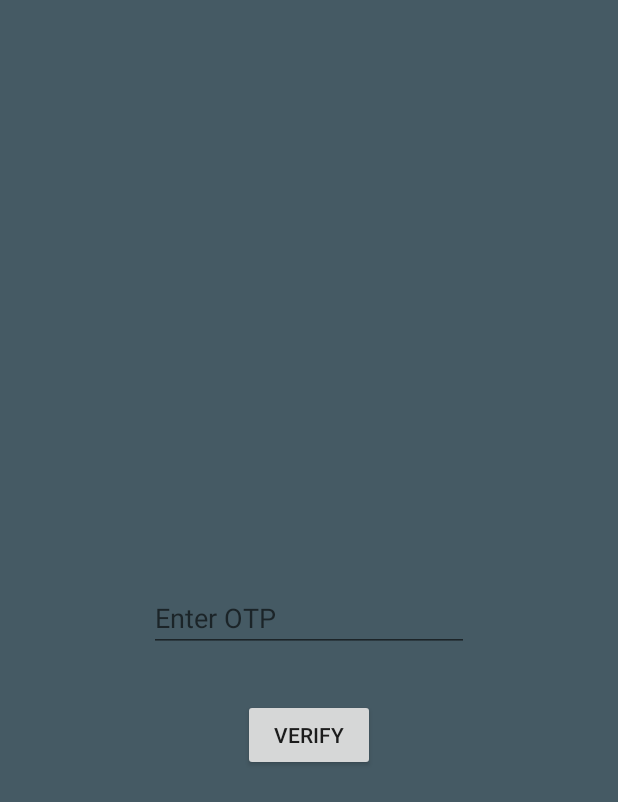
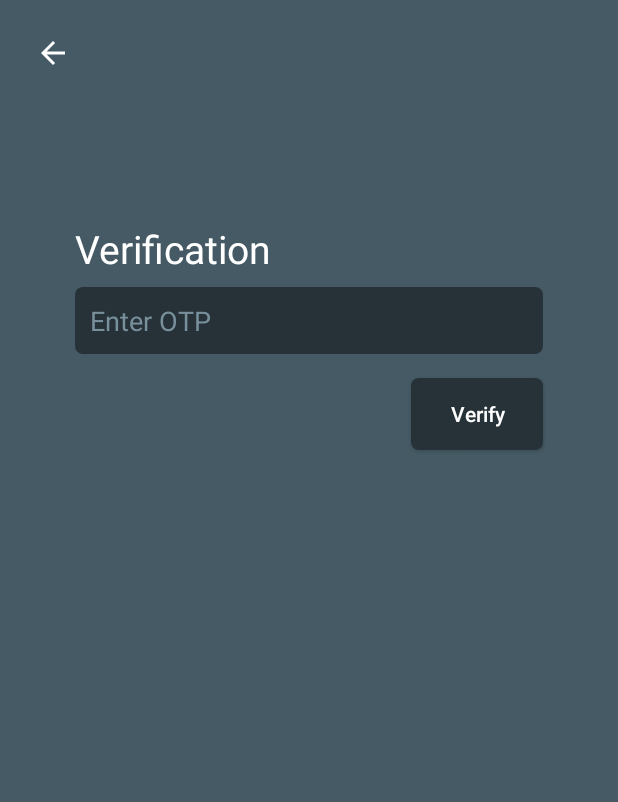
Before and after one commit to prkmathur/ThePattern, an Android app: the VerificationFragment screen opened through its navigation route, on a phone screen of 412 x 824 dp. Shown: the top 802 px of the screen. Run offline under Robolectric (Android 15) with nearby library versions, the phone set to English and light mode, and no system bars; our stand-ins replace Dagger/Hilt's generated code, data binding; 5 statements that could not run were skipped.

Commit message:
committed 12-jul-19

```diff
--- a/app/src/main/java/com/app/thenhpattern/view/auth/ForgetPasswordFragment.java
+++ b/app/src/main/java/com/app/thenhpattern/view/auth/ForgetPasswordFragment.java
@@ -60,6 +60,8 @@ public class ForgetPasswordFragment extends BaseFragment implements View.OnClick
     public void onClick(View view) {
         if(view.getId() == binding.backBtn.getId()){
             navController.navigateUp();
+        }else if(view.getId() == binding.forgetSubmit.getId()){
+            navController.navigate(R.id.action_forgetPasswordFragment_to_verificationFragment);
         }
     }
 }
--- a/app/src/main/res/layout/fragment_forget_password.xml
+++ b/app/src/main/res/layout/fragment_forget_password.xml
@@ -66,7 +66,7 @@
                 app:layout_constraintTop_toTopOf="parent" />
 
             <Button
-                android:id="@+id/button2"
+                android:id="@+id/forget_submit"
                 android:layout_width="wrap_content"
                 android:layout_height="wrap_content"
                 android:layout_marginTop="8dp"
--- a/app/src/main/res/layout/fragment_login.xml
+++ b/app/src/main/res/layout/fragment_login.xml
@@ -29,13 +29,13 @@
                 android:layout_marginStart="50dp"
                 android:layout_marginTop="16dp"
                 android:layout_marginEnd="50dp"
-                android:background="@drawable/rect_text_edit"
+
                 android:ems="10"
                 android:hint="@string/email"
                 android:inputType="textPersonName"
                 android:padding="10dp"
                 android:text="@={data.loginRequest.email}"
-
+                android:background="@drawable/rect_text_edit"
                 android:textColor="@color/edt_text_color"
                 android:textColorHint="@color/edt_hint_color"
                 app:layout_constraintEnd_toEndOf="parent"
--- a/app/src/main/res/layout/fragment_register.xml
+++ b/app/src/main/res/layout/fragment_register.xml
@@ -34,7 +34,6 @@
                 android:text="@={data.user.firstName}"
                 android:textColor="@color/edt_text_color"
                 android:textColorHint="@color/edt_hint_color"
-
                 app:layout_constraintEnd_toEndOf="parent"
                 app:layout_constraintHorizontal_bias="0.0"
                 app:layout_constraintStart_toStartOf="parent"
--- a/app/src/main/res/layout/fragment_verification.xml
+++ b/app/src/main/res/layout/fragment_verification.xml
@@ -11,7 +11,9 @@
     <ScrollView
         android:layout_width="match_parent"
         android:fillViewport="true"
+        android:background="@color/app_background"
         android:layout_height="match_parent">
+
         <androidx.constraintlayout.widget.ConstraintLayout
             android:layout_width="match_parent"
             android:layout_height="match_parent"
@@ -19,27 +21,62 @@
 
             <EditText
                 android:id="@+id/edt_verification_code"
-            android:layout_width="wrap_content"
+                android:layout_width="0dp"
                 android:layout_height="wrap_content"
+                android:layout_marginStart="50dp"
+                android:layout_marginTop="8dp"
+                android:layout_marginEnd="50dp"
+                android:background="@drawable/rect_text_edit"
                 android:ems="10"
-            android:text="@={data.verificationRequest.OTP}"
                 android:hint="Enter OTP"
                 android:inputType="textPersonName"
-            app:layout_constraintBottom_toBottomOf="parent"
+                android:padding="10dp"
+                android:text="@={data.verificationRequest.OTP}"
+                android:textColor="@color/edt_text_color"
+                android:textColorHint="@color/edt_hint_color"
                 app:layout_constraintEnd_toEndOf="parent"
+                app:layout_constraintHorizontal_bias="0.0"
                 app:layout_constraintStart_toStartOf="parent"
-            app:layout_constraintTop_toTopOf="parent" />
+                app:layout_constraintTop_toBottomOf="@+id/textView5" />
 
             <Button
                 android:id="@+id/btn_verify"
                 android:layout_width="wrap_content"
                 android:layout_height="wrap_content"
-            android:layout_marginTop="31dp"
+                android:layout_marginTop="16dp"
+                android:onClick="@{()-> data.verifyUser()}"
                 android:text="Verify"
-            android:onClick="@{()-> data.verifyUser()}"
-            app:layout_constraintEnd_toEndOf="parent"
+                android:background="@drawable/rect_text_edit"
+                android:textAllCaps="false"
+                android:textColor="@color/btn_text_color"
+
+                app:layout_constraintEnd_toEndOf="@+id/edt_verification_code"
+                app:layout_constraintTop_toBottomOf="@+id/edt_verification_code" />
+
+            <ImageView
+                android:id="@+id/back_btn"
+                android:layout_width="wrap_content"
+                android:layout_height="wrap_content"
+                android:layout_marginStart="8dp"
+                android:layout_marginTop="8dp"
+                android:padding="15dp"
+                android:src="?attr/homeAsUpIndicator"
+                android:tint="@color/btn_text_color"
                 app:layout_constraintStart_toStartOf="parent"
-            app:layout_constraintTop_toBottomOf="@+id/edt_verification_code" />
+                app:layout_constraintTop_toTopOf="parent" />
+
+            <TextView
+                android:id="@+id/textView5"
+                android:layout_width="wrap_content"
+                android:layout_height="wrap_content"
+                android:layout_marginBottom="8dp"
+                android:text="Verification"
+                android:textColor="@color/txt_color"
+                android:textSize="@dimen/size_title"
+                app:layout_constraintBottom_toBottomOf="parent"
+                app:layout_constraintStart_toStartOf="@+id/edt_verification_code"
+                app:layout_constraintTop_toTopOf="parent"
+                app:layout_constraintVertical_bias="0.19" />
 
         </androidx.constraintlayout.widget.ConstraintLayout>
     </ScrollView>
```
Lines whose indentation alone changed are shown as unchanged.
